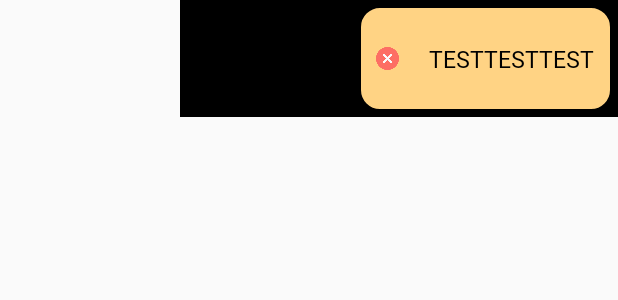
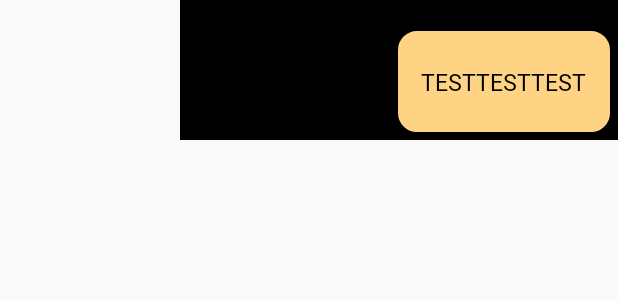
Before and after one commit to nohjunh/ChatGPTAndroid, an Android app: the layout user_content_item.xml on its own in the app's theme, with its tools: preview values and no code run, on a phone screen of 412 x 824 dp. Shown: the top 300 px of the screen. Run offline under Robolectric (Android 15) with nearby library versions, the phone set to English and light mode, and no system bars.

```diff
--- a/app/src/main/AndroidManifest.xml
+++ b/app/src/main/AndroidManifest.xml
@@ -18,7 +18,7 @@
         android:usesCleartextTraffic="true">
         <activity
             android:name=".view.MainActivity"
-            android:windowSoftInputMode="adjustPan"
+            android:windowSoftInputMode="adjustResize"
             android:exported="true">
             <intent-filter>
                 <action android:name="android.intent.action.MAIN" />
--- a/app/src/main/res/layout/user_content_item.xml
+++ b/app/src/main/res/layout/user_content_item.xml
@@ -15,19 +15,10 @@
         android:layout_height="wrap_content"
         android:background="@drawable/chat_corner_layout"
         android:backgroundTint="@color/UserbackgroundColor"
+        android:layout_marginTop="15dp"
         app:layout_constraintTop_toTopOf="parent"
         app:layout_constraintBottom_toBottomOf="parent"
         app:layout_constraintEnd_toEndOf="parent">
-        <ImageButton
-            android:id="@+id/delBtn"
-            android:layout_width="wrap_content"
-            android:layout_height="wrap_content"
-            android:background="@drawable/removebtn_resize"
-            android:layout_marginLeft="10dp"
-            app:layout_constraintTop_toTopOf="parent"
-            app:layout_constraintBottom_toBottomOf="parent"
-            app:layout_constraintStart_toStartOf="parent">
-        </ImageButton>
         <TextView
             android:id="@+id/rvItemTV"
             android:layout_width="match_parent"
@@ -36,12 +27,12 @@
             android:textColor="@color/black"
             android:textSize="15dp"
             android:fontFamily="@font/nanumgothicbold"
-            android:layout_marginLeft="20dp"
-            android:layout_marginRight="10dp"
+            android:layout_marginLeft="15dp"
+            android:layout_marginRight="15dp"
+            app:layout_constraintStart_toStartOf="parent"
             app:layout_constraintTop_toTopOf="parent"
             app:layout_constraintEnd_toEndOf="parent"
-            app:layout_constraintBottom_toBottomOf="parent"
-            app:layout_constraintStart_toEndOf="@id/delBtn"/>
+            app:layout_constraintBottom_toBottomOf="parent"/>
         <TextView
             android:id="@+id/holdingId"
             android:text="temp"
```
Also changed, not shown: app/src/main/java/com/nohjunh/test/adapter/ContentAdapter.kt (+8 -6 lines), app/src/main/java/com/nohjunh/test/model/GptResponse.kt (+1 -0 lines), app/src/main/java/com/nohjunh/test/view/MainActivity.kt (+50 -6 lines), app/src/main/res/layout/activity_main.xml (+13 -2 lines), app/src/main/res/layout/gpt_content_item.xml (+4 -13 lines), app/src/main/res/drawable-v24/loading3.gif (added).
